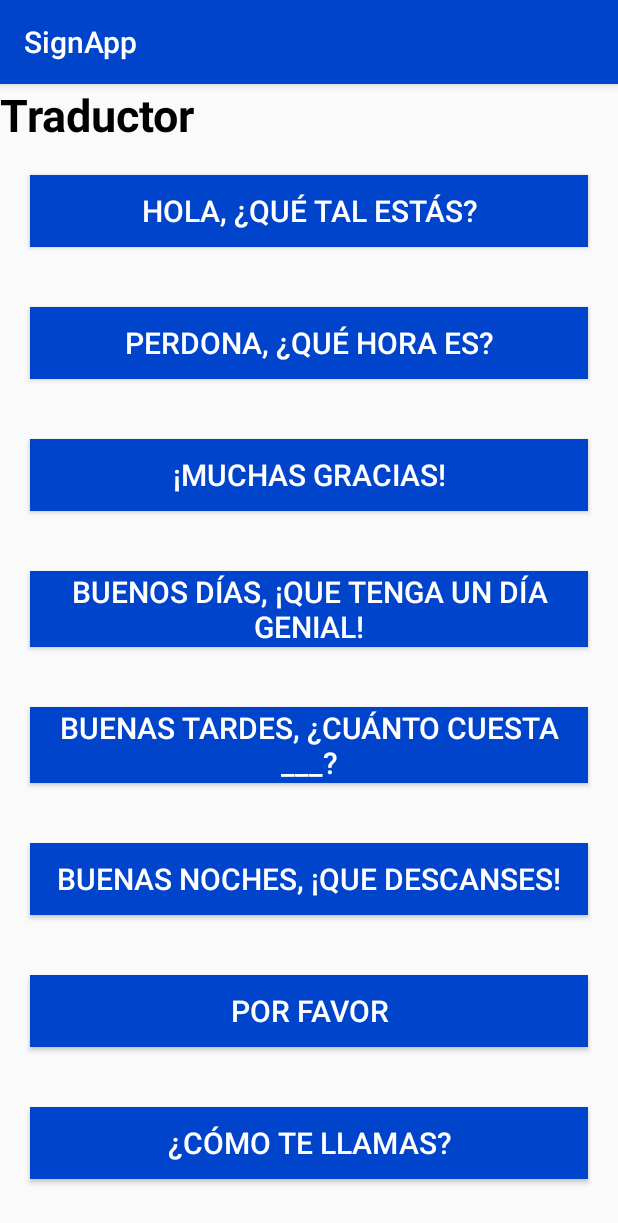
After one commit to Knightkod/SignApp_Android, an Android app: the TraductorActivity screen opened directly, with no data from a screen before it, on a phone screen of 412 x 824 dp. The commit adds this screen. Shown: the top 1223 px of the screen. Run offline under Robolectric (Android 15) with nearby library versions, the light colour scheme and no system bars.

Commit message:
Añadidas UI de Informacion general y página de Traductor

```diff
--- a/SignApp/app/src/main/AndroidManifest.xml
+++ b/SignApp/app/src/main/AndroidManifest.xml
@@ -16,7 +16,9 @@
                 <category android:name="android.intent.category.LAUNCHER" />
             </intent-filter>
         </activity>
-        <activity android:name=".MenuActivity"></activity>
+        <activity android:name=".MenuActivity" />
+        <activity android:name=".GeninfoActivity" />
+        <activity android:name=".TraductorActivity"></activity>
     </application>
 
 </manifest>
--- /dev/null
+++ b/SignApp/app/src/main/java/eus/ehu/intel/signapp/TraductorActivity.java
@@ -0,0 +1,13 @@
+package eus.ehu.intel.signapp;
+
+import android.support.v7.app.AppCompatActivity;
+import android.os.Bundle;
+
+public class TraductorActivity extends AppCompatActivity {
+
+    @Override
+    protected void onCreate(Bundle savedInstanceState) {
+        super.onCreate(savedInstanceState);
+        setContentView(R.layout.activity_traductor);
+    }
+}
--- /dev/null
+++ b/SignApp/app/src/main/res/layout/activity_traductor.xml
@@ -0,0 +1,119 @@
+<?xml version="1.0" encoding="utf-8"?>
+<LinearLayout xmlns:android="http://schemas.android.com/apk/res/android"
+    xmlns:app="http://schemas.android.com/apk/res-auto"
+    xmlns:tools="http://schemas.android.com/tools"
+    android:layout_width="match_parent"
+    android:layout_height="match_parent"
+    android:orientation="vertical"
+    tools:context="eus.ehu.intel.signapp.TraductorActivity">
+    <TextView
+        android:layout_width="match_parent"
+        android:layout_height="wrap_content"
+        android:text="@string/traductButton"
+        android:textSize="@dimen/titleSize"
+        android:textColor="@color/textColor"
+        android:textStyle="bold"/>
+
+    <Button
+        android:id="@+id/buttonTraductVideo1"
+        android:layout_width="match_parent"
+        android:layout_height="wrap_content"
+        android:layout_gravity="center"
+        android:layout_margin="@dimen/buttonMargin"
+        android:text="@string/fraseTrad1"
+        android:textColor="@color/buttonTextColor"
+        android:textSize="@dimen/buttonTextSize"
+        android:background="@color/colorPrimary" />
+    <Button
+        android:id="@+id/buttonTraductVideo2"
+        android:layout_width="match_parent"
+        android:layout_height="wrap_content"
+        android:layout_gravity="center"
+        android:layout_margin="@dimen/buttonMargin"
+        android:text="@string/fraseTrad2"
+        android:textColor="@color/buttonTextColor"
+        android:textSize="@dimen/buttonTextSize"
+        android:background="@color/colorPrimary" />
+    <Button
+        android:id="@+id/buttonTraductVideo3"
+        android:layout_width="match_parent"
+        android:layout_height="wrap_content"
+        android:layout_gravity="center"
+        android:layout_margin="@dimen/buttonMargin"
+        android:text="@string/fraseTrad3"
+        android:textColor="@color/buttonTextColor"
+        android:textSize="@dimen/buttonTextSize"
+        android:background="@color/colorPrimary" />
+    <Button
+        android:id="@+id/buttonTraductVideo4"
+        android:layout_width="match_parent"
+        android:layout_height="wrap_content"
+        android:layout_gravity="center"
+        android:layout_margin="@dimen/buttonMargin"
+        android:text="@string/fraseTrad4"
+        android:textColor="@color/buttonTextColor"
+        android:textSize="@dimen/buttonTextSize"
+        android:background="@color/colorPrimary" />
+    <Button
+        android:id="@+id/buttonTraductVideo5"
+        android:layout_width="match_parent"
+        android:layout_height="wrap_content"
+        android:layout_gravity="center"
+        android:layout_margin="@dimen/buttonMargin"
+        android:text="@string/fraseTrad5"
+        android:textColor="@color/buttonTextColor"
+        android:textSize="@dimen/buttonTextSize"
+        android:background="@color/colorPrimary" />
+    <Button
+        android:id="@+id/buttonTraductVideo6"
+        android:layout_width="match_parent"
+        android:layout_height="wrap_content"
+        android:layout_gravity="center"
+        android:layout_margin="@dimen/buttonMargin"
+        android:text="@string/fraseTrad6"
+        android:textColor="@color/buttonTextColor"
+        android:textSize="@dimen/buttonTextSize"
+        android:background="@color/colorPrimary" />
+    <Button
+        android:id="@+id/buttonTraductVideo7"
+        android:layout_width="match_parent"
+        android:layout_height="wrap_content"
+        android:layout_gravity="center"
+        android:layout_margin="@dimen/buttonMargin"
+        android:text="@string/fraseTrad7"
+        android:textColor="@color/buttonTextColor"
+        android:textSize="@dimen/buttonTextSize"
+        android:background="@color/colorPrimary" />
+    <Button
+        android:id="@+id/buttonTraductVideo8"
+        android:layout_width="match_parent"
+        android:layout_height="wrap_content"
+        android:layout_gravity="center"
+        android:layout_margin="@dimen/buttonMargin"
+        android:text="@string/fraseTrad8"
+        android:textColor="@color/buttonTextColor"
+        android:textSize="@dimen/buttonTextSize"
+        android:background="@color/colorPrimary" />
+    <Button
+        android:id="@+id/buttonTraductVideo9"
+        android:layout_width="match_parent"
+        android:layout_height="wrap_content"
+        android:layout_gravity="center"
+        android:layout_margin="@dimen/buttonMargin"
+        android:text="@string/fraseTrad9"
+        android:textColor="@color/buttonTextColor"
+        android:textSize="@dimen/buttonTextSize"
+        android:background="@color/colorPrimary" />
+    <Button
+        android:id="@+id/buttonTraductVideo10"
+        android:layout_width="match_parent"
+        android:layout_height="wrap_content"
+        android:layout_gravity="center"
+        android:layout_margin="@dimen/buttonMargin"
+        android:text="@string/fraseTrad10"
+        android:textColor="@color/buttonTextColor"
+        android:textSize="@dimen/buttonTextSize"
+        android:background="@color/colorPrimary" />
+
+
+</LinearLayout>
--- a/SignApp/app/src/main/res/values/colors.xml
+++ b/SignApp/app/src/main/res/values/colors.xml
@@ -4,5 +4,6 @@
     <color name="colorPrimaryDark">#0044bb</color>
     <color name="colorAccent">#FF4081</color>
 
+    <color name="textColor">#000000</color>
     <color name="buttonTextColor">#FFFFFF</color>
 </resources>
--- a/SignApp/app/src/main/res/values/dimen.xml
+++ b/SignApp/app/src/main/res/values/dimen.xml
@@ -1,5 +1,8 @@
 <?xml version="1.0" encoding="utf-8"?>
 <resources>
     <dimen name="buttonTextSize">20sp</dimen>
-    <dimen name="buttonMargin">40dp</dimen>
+    <dimen name="titleSize">30sp</dimen>
+    <dimen name="textSize">15sp</dimen>
+    <dimen name="buttonMargin">20dp</dimen>
+    <dimen name="standardViewMargin">30dp</dimen>
 </resources>
```
Also changed, not shown: SignApp/app/src/main/java/eus/ehu/intel/signapp/GeninfoActivity.java (added, +13 -0 lines), SignApp/app/src/main/res/layout/activity_geninfo.xml (added, +50 -0 lines).
